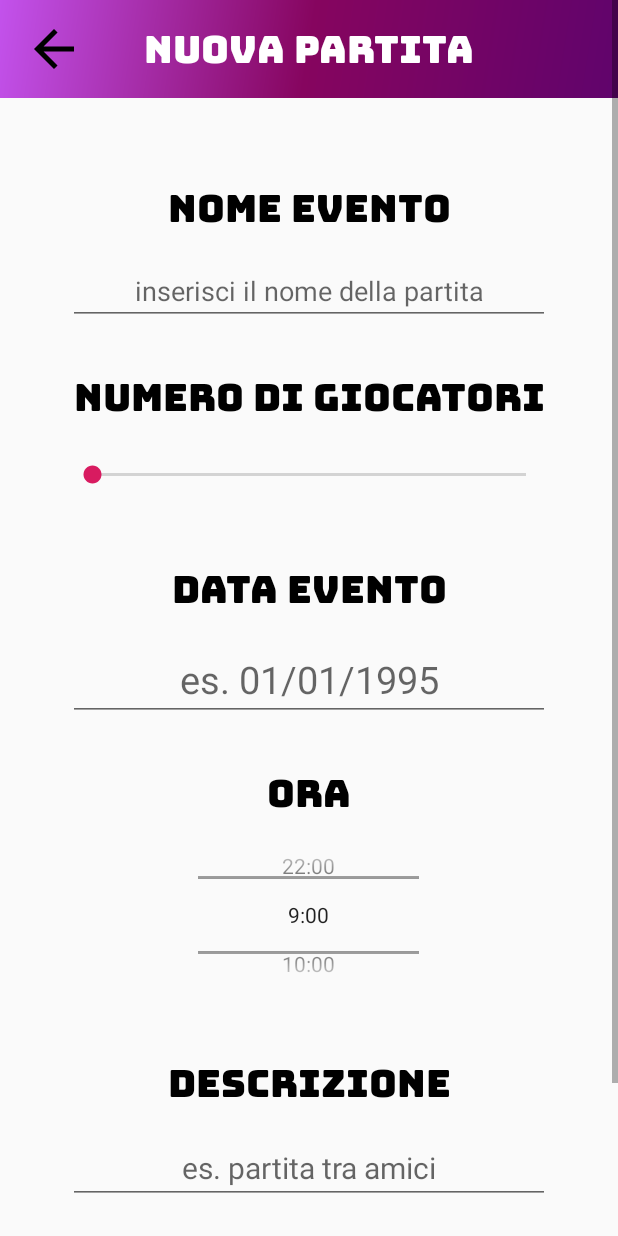
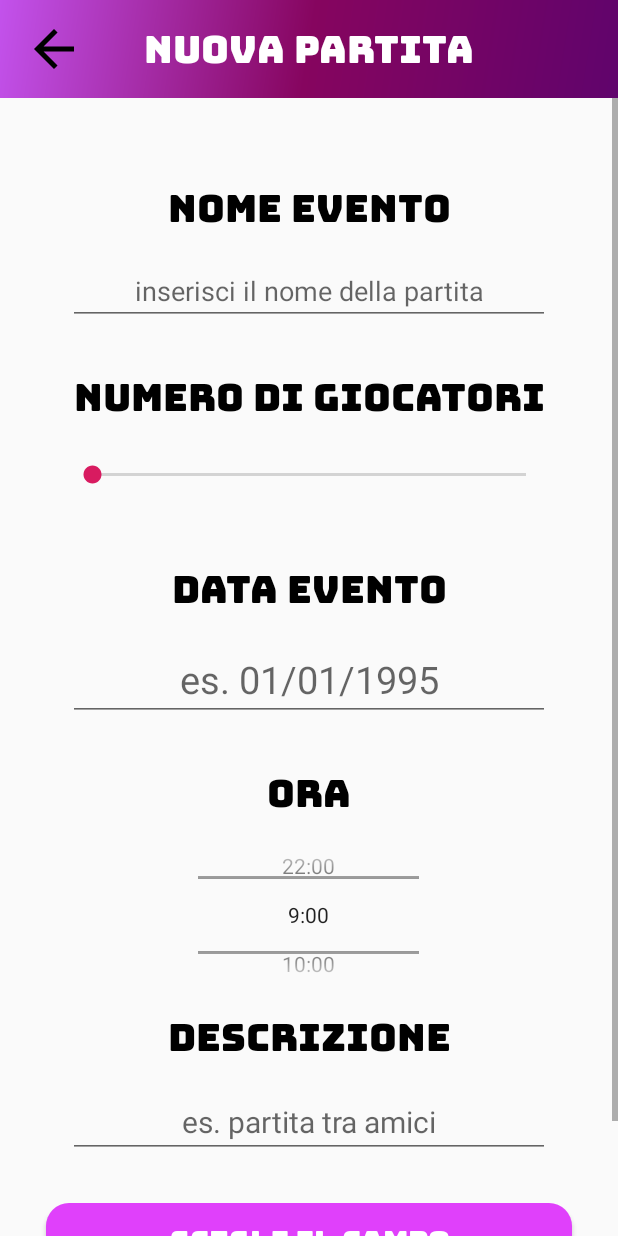
Before and after one commit to luca-ladu-95/ProjectIUM, an Android app: the NuovaPartita screen opened directly, with no data from a screen before it, on a phone screen of 412 x 824 dp. Run offline under Robolectric (Android 15) with nearby library versions, the phone set to English and light mode, and no system bars; Roboto replaces fonts that are not available here.

Commit message:
Sistemata la ScrollView nell'activity della nuova partita

```diff
--- a/app/src/main/res/layout/activity_nuova_partita.xml
+++ b/app/src/main/res/layout/activity_nuova_partita.xml
@@ -4,39 +4,23 @@
     xmlns:tools="http://schemas.android.com/tools"
     android:layout_width="match_parent"
     android:layout_height="match_parent"
-    tools:context=".NuovaPartita"
-    >
+    android:orientation="vertical"
+    tools:context=".NuovaPartita">
 
 
-
-    <ScrollView
-        android:layout_width="match_parent"
-        android:layout_height="match_parent">
-
-        <LinearLayout
-            android:layout_width="match_parent"
-            android:layout_height="wrap_content"
-            android:orientation="vertical"
-            >
 
     <androidx.appcompat.widget.Toolbar
         android:layout_width="match_parent"
         android:layout_height="wrap_content"
         android:id="@+id/toolbar"
         android:background="@drawable/side_nav_bar"
-                app:titleTextColor="@color/bianco"
-
-                >
+        app:titleTextColor="@color/bianco">
 
         <Button
             android:id="@+id/button_return_nuova_partita"
             android:layout_width="40dp"
             android:layout_height="40dp"
-                    android:background="@drawable/ic_arrow_back_black_24dp"
-
-
-
-                    />
+            android:background="@drawable/ic_arrow_back_black_24dp" />
 
         <TextView
             android:layout_width="wrap_content"
@@ -50,6 +34,9 @@
 
     </androidx.appcompat.widget.Toolbar>
 
+    <ScrollView
+        android:layout_width="match_parent"
+        android:layout_height="match_parent">
 
         <LinearLayout
             android:layout_width="match_parent"
@@ -175,14 +162,6 @@
                 android:scrollbarSize="20dp" />
 
 
-            </LinearLayout>
-
-            <LinearLayout
-                android:layout_width="match_parent"
-                android:layout_height="match_parent"
-                android:orientation="vertical"
-                android:padding="15dp">
-
 
             <TextView
                 android:id="@+id/textView9"
@@ -229,13 +208,12 @@
                 android:layout_width="match_parent"
                 android:layout_height="40dp" />
 
-            </LinearLayout>
 
 
 
 
         </LinearLayout>
 
+    </ScrollView>
 
-    </ScrollView>
 </LinearLayout>
```
Lines whose indentation alone changed are shown as unchanged.
